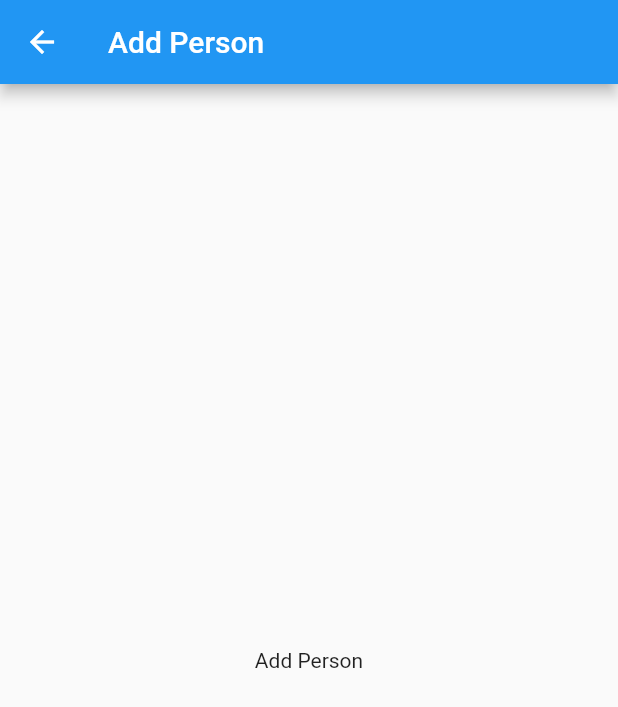
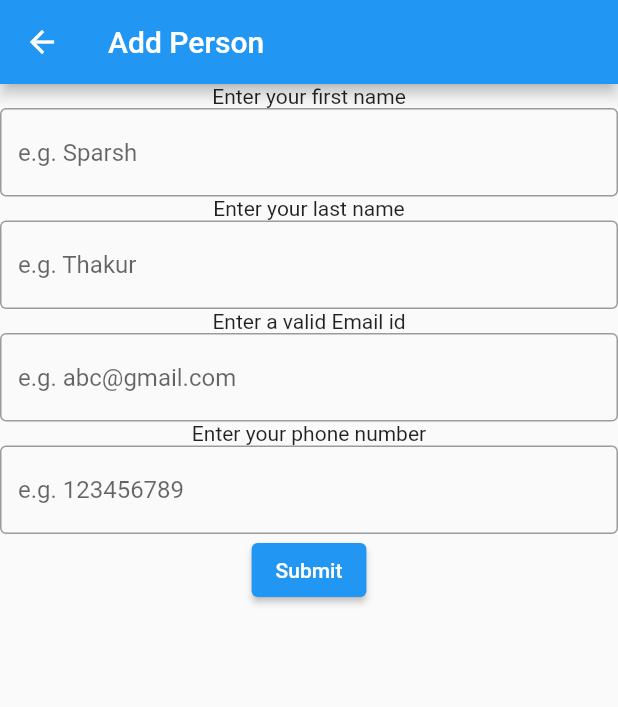
Before and after one commit to 401-srh/trip-n-friends, a Flutter app: the screen it shows after launch, after a tap on "Add Person", on a phone screen of 412 x 824 dp. Shown: the top 707 px of the screen. Run offline on Flutter 3.47's test engine with Material 2 defaults, Android fonts, the phone set to English and light mode, and no system bars.

Commit message:
Add Person Page
Add person page has been updated with first name last name email and phone number

```diff
--- a/trip_app/lib/add_person.dart
+++ b/trip_app/lib/add_person.dart
@@ -1,4 +1,5 @@
 import 'package:flutter/material.dart';
+import 'package:trip_app/home_page.dart';
 
 class AddPersonPage extends StatelessWidget {
   const AddPersonPage({super.key});
@@ -9,9 +10,36 @@ class AddPersonPage extends StatelessWidget {
       appBar: AppBar(
         title: const Text('Add Person'),
       ),
-      body: const Center(
-        child: Text('Add Person'),
-      ),
+      body: Column(children: [
+        const Text('Enter your first name'),
+        const TextField(
+            decoration: InputDecoration(
+          border: OutlineInputBorder(),
+          hintText: 'e.g. Sparsh',
+        )),
+        const Text('Enter your last name'),
+        const TextField(
+            decoration: InputDecoration(
+          border: OutlineInputBorder(),
+          hintText: 'e.g. Thakur',
+        )),
+        const Text('Enter a valid Email id'),
+        const TextField(
+            decoration: InputDecoration(
+          border: OutlineInputBorder(),
+          hintText: 'e.g. abc@gmail.com',
+        )),
+        const Text('Enter your phone number'),
+        const TextField(
+            decoration: InputDecoration(
+          border: OutlineInputBorder(),
+          hintText: 'e.g. 123456789',
+        )),
+        ElevatedButton(
+            onPressed: (() => Navigator.push(context,
+                MaterialPageRoute(builder: (context) => const HomePage()))),
+            child: const Text('Submit')),
+      ]),
     );
   }
 }
```
